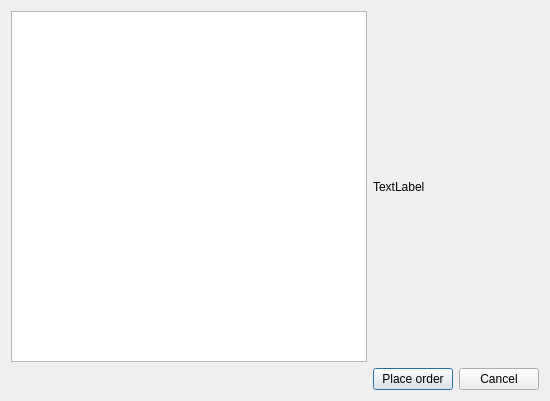
This is frontend/ui/placeorderwindow.ui in NVKShop/nvk-client as Qt 5 draws it before an edit. The edited form follows.
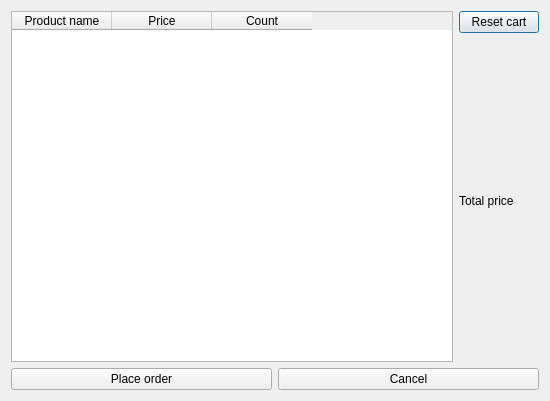
This is the edited form.

Commit message: Products adding to the cart/ still buggy, few ui improvements

Diff of the .ui file:
```diff
--- a/frontend/ui/placeorderwindow.ui
+++ b/frontend/ui/placeorderwindow.ui
@@ -13,30 +13,76 @@
   <property name="windowTitle">
    <string>Place order</string>
   </property>
-  <layout class="QGridLayout" name="gridLayout" columnstretch="6,1,1">
+  <layout class="QGridLayout" name="gridLayout">
    <item row="0" column="0">
-    <widget class="QTableWidget" name="cartTableWidget"/>
+    <widget class="QTableWidget" name="cartTableWidget">
+     <property name="selectionMode">
+      <enum>QAbstractItemView::ExtendedSelection</enum>
+     </property>
+     <property name="selectionBehavior">
+      <enum>QAbstractItemView::SelectRows</enum>
+     </property>
+     <property name="sortingEnabled">
+      <bool>true</bool>
+     </property>
+     <property name="columnCount">
+      <number>3</number>
+     </property>
+     <attribute name="horizontalHeaderVisible">
+      <bool>true</bool>
+     </attribute>
+     <column>
+      <property name="text">
+       <string>Product name</string>
+      </property>
+     </column>
+     <column>
+      <property name="text">
+       <string>Price</string>
+      </property>
+     </column>
+     <column>
+      <property name="text">
+       <string>Count</string>
+      </property>
+     </column>
+    </widget>
    </item>
-   <item row="0" column="1" colspan="2">
+   <item row="0" column="1">
+    <layout class="QVBoxLayout" name="verticalLayout" stretch="2,0">
+     <item>
+      <widget class="QPushButton" name="resetCartButton">
+       <property name="text">
+        <string>Reset cart</string>
+       </property>
+      </widget>
+     </item>
+     <item>
     <widget class="QLabel" name="totalPriceLabel">
      <property name="text">
-      <string>TextLabel</string>
+        <string>Total price</string>
      </property>
     </widget>
    </item>
-   <item row="1" column="1">
+    </layout>
+   </item>
+   <item row="1" column="0" colspan="2">
+    <layout class="QHBoxLayout" name="horizontalLayout">
+     <item>
     <widget class="QPushButton" name="placeOrderButton">
      <property name="text">
       <string>Place order</string>
      </property>
     </widget>
    </item>
-   <item row="1" column="2">
+     <item>
     <widget class="QPushButton" name="cancelButton">
      <property name="text">
       <string>Cancel</string>
      </property>
     </widget>
+     </item>
+    </layout>
    </item>
   </layout>
  </widget>
```
Lines whose indentation alone changed are shown as unchanged. The commit also changes 9 other files.
